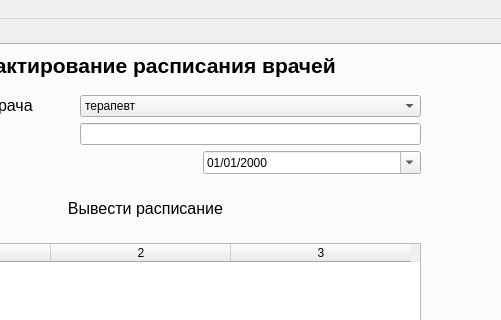
Old version of the form 6th-semester/software-architecture/src/client/View/ApplicationViewUi.ui in the repository theseChains/uni-assignments; both pictures show x 494 to 995 and y 0 to 320 of the 1280 by 720 pixel window.
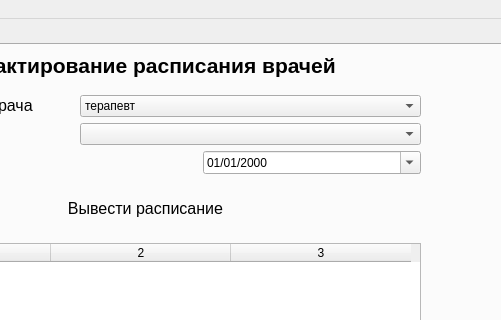
New version of the form. The open tabs and pages were chosen to show the change.

The edit to the form file:
```diff
--- a/6th-semester/software-architecture/src/client/View/ApplicationViewUi.ui
+++ b/6th-semester/software-architecture/src/client/View/ApplicationViewUi.ui
@@ -2844,7 +2844,7 @@
             </widget>
            </item>
            <item>
-            <widget class="QLineEdit" name="lineEdit_55"/>
+            <widget class="QComboBox" name="ScheduleEditDoctorLastName"/>
            </item>
           </layout>
          </item>
```
Left out of the diff: 14 changed lines with no effect on the pictures.
